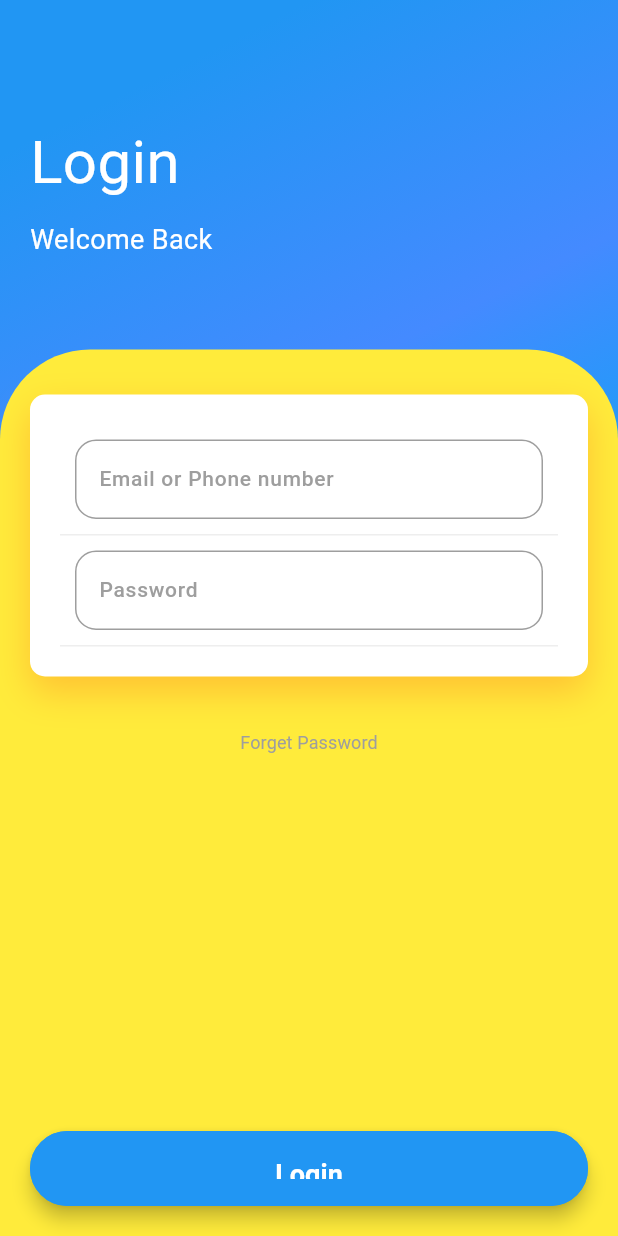
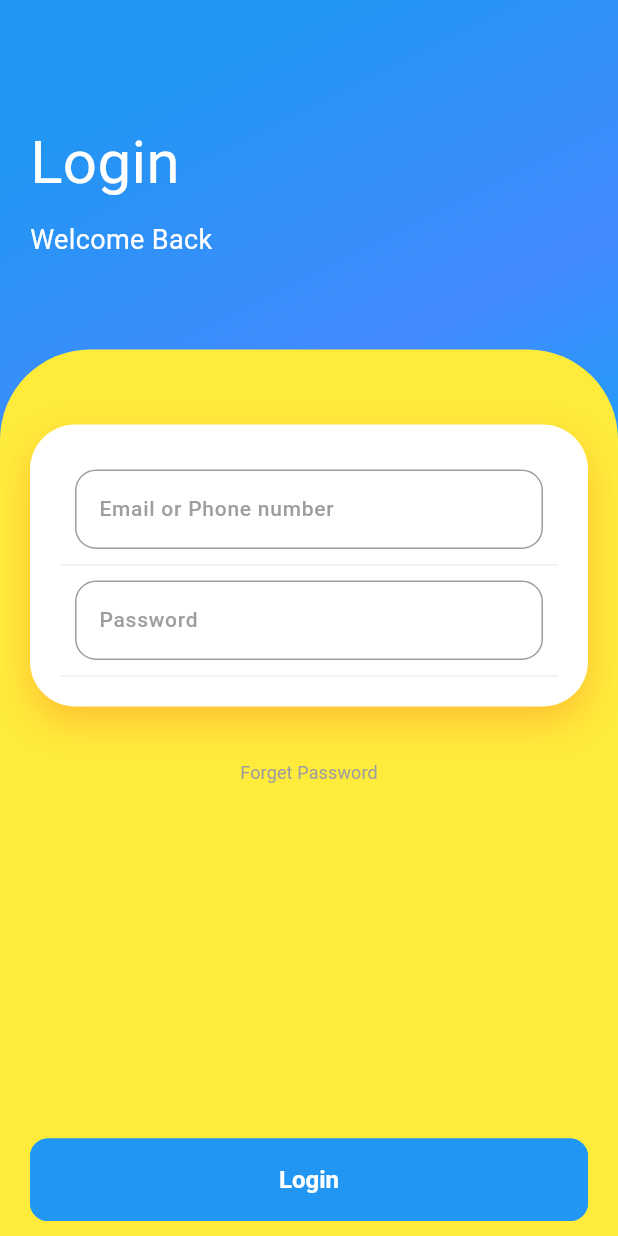
Before and after one commit to RahulSharma-bit/shop_app, a Flutter app: the screen it shows after launch, on a phone screen of 412 x 824 dp. Run offline on Flutter 3.47's test engine with Material 3 defaults, Android fonts, the phone set to English and light mode, and no system bars; Roboto replaces fonts that are missing (Poppins).

Commit message:
Login Button clipping fix

```diff
--- a/lib/screens/login_credentials_screen.dart
+++ b/lib/screens/login_credentials_screen.dart
@@ -71,14 +71,14 @@ class LoginCredentialsScreen extends StatelessWidget {
                       ),
                       child: Column(
                         children: [
-                          SizedBox(height: 10),
+                          SizedBox(height: 30),
 
                           // TEXT FIELDS CARD
                           Container(
                             padding: EdgeInsets.all(20),
                             decoration: BoxDecoration(
                               color: Colors.white,
-                              borderRadius: BorderRadius.circular(10),
+                              borderRadius: BorderRadius.circular(30),
                               boxShadow: [
                                 BoxShadow(
                                   color: Color.fromRGBO(255, 95, 27, .3),
@@ -150,28 +150,13 @@ class LoginCredentialsScreen extends StatelessWidget {
                     Positioned(
                       left: 20,
                       right: 20,
-                      bottom: 20,
+                      bottom: 10,
                       child: SizedBox(
-                        height: 50,
                         child: ElevatedButton(
                           onPressed: () {
                             _login(context);
                           },
-                          style: ElevatedButton.styleFrom(
-                            backgroundColor: Colors.blue,
-                            shape: RoundedRectangleBorder(
-                              borderRadius: BorderRadius.circular(30),
-                            ),
-                            elevation: 5,
-                          ),
-                          child: Text(
-                            "Login",
-                            style: TextStyle(
-                              fontSize: 18,
-                              color: Colors.white,
-                              fontWeight: FontWeight.w600,
-                            ),
-                          ),
+                          child: Center(child: Text("Login")),
                         ),
                       ),
                     ),
--- a/lib/utils/theme/custom_themes/elevated_button_theme.dart
+++ b/lib/utils/theme/custom_themes/elevated_button_theme.dart
@@ -34,7 +34,7 @@ class RElevatedButtonTheme {
       side: const BorderSide(color: Colors.blue),
       padding: const EdgeInsets.symmetric(vertical: 18),
       textStyle: const TextStyle(
-        fontSize: 16,
+        fontSize: 14,
         color: Colors.white,
         fontWeight: FontWeight.w600,
       ),
```
